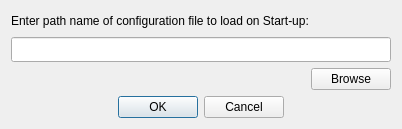
This is omodscan/dialogs/dialogautostart.ui in sanny32/OpenModScan as Qt 5 draws it before an edit. The edited form follows.
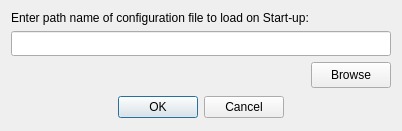
This is the edited form. Custom widgets are drawn as their Qt base class.

Diff of the .ui file:
```diff
--- a/omodscan/dialogs/dialogautostart.ui
+++ b/omodscan/dialogs/dialogautostart.ui
@@ -56,6 +56,12 @@
        </item>
        <item>
         <widget class="QPushButton" name="pushButtonBrowse">
+         <property name="minimumSize">
+          <size>
+           <width>0</width>
+           <height>26</height>
+          </size>
+         </property>
          <property name="text">
           <string>Browse</string>
          </property>
@@ -67,6 +73,12 @@
    </item>
    <item>
     <widget class="QDialogButtonBox" name="buttonBox">
+     <property name="minimumSize">
+      <size>
+       <width>0</width>
+       <height>26</height>
+      </size>
+     </property>
      <property name="orientation">
       <enum>Qt::Horizontal</enum>
      </property>
```
Left out of the diff: 6 changed lines with no effect on the pictures.
